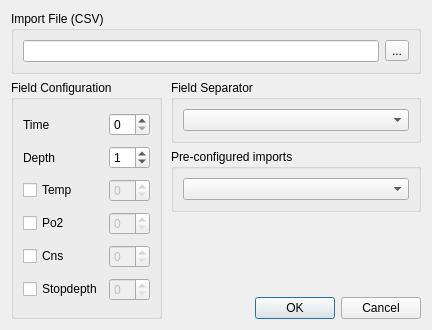
First picture: the form in qt-ui/csvimportdialog.ui, repository subsurface/subsurface, before the edit.
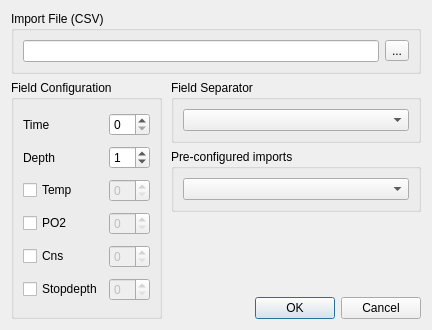
Second picture: the form after the edit.

Commit message:
Don't use lowercase 'o' for O2
That just looks odd

```diff
--- a/qt-ui/csvimportdialog.ui
+++ b/qt-ui/csvimportdialog.ui
@@ -121,7 +121,7 @@
          <item row="3" column="0">
           <widget class="QCheckBox" name="po2CheckBox">
            <property name="text">
-            <string>Po2</string>
+            <string>PO2</string>
            </property>
           </widget>
          </item>
```
